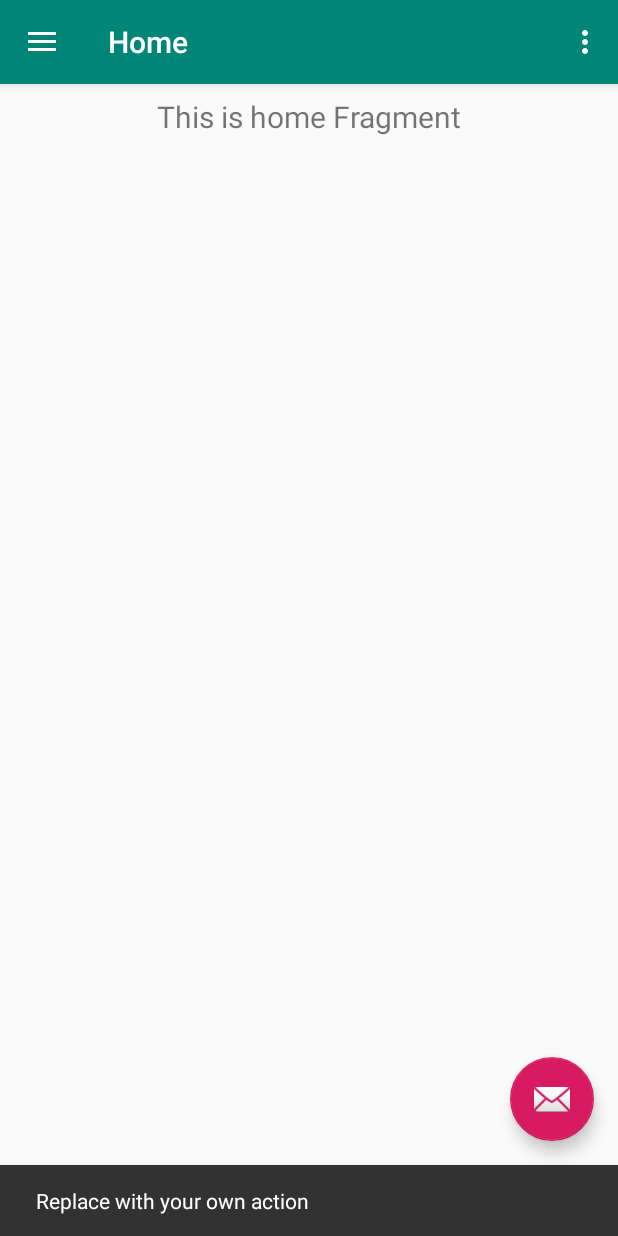
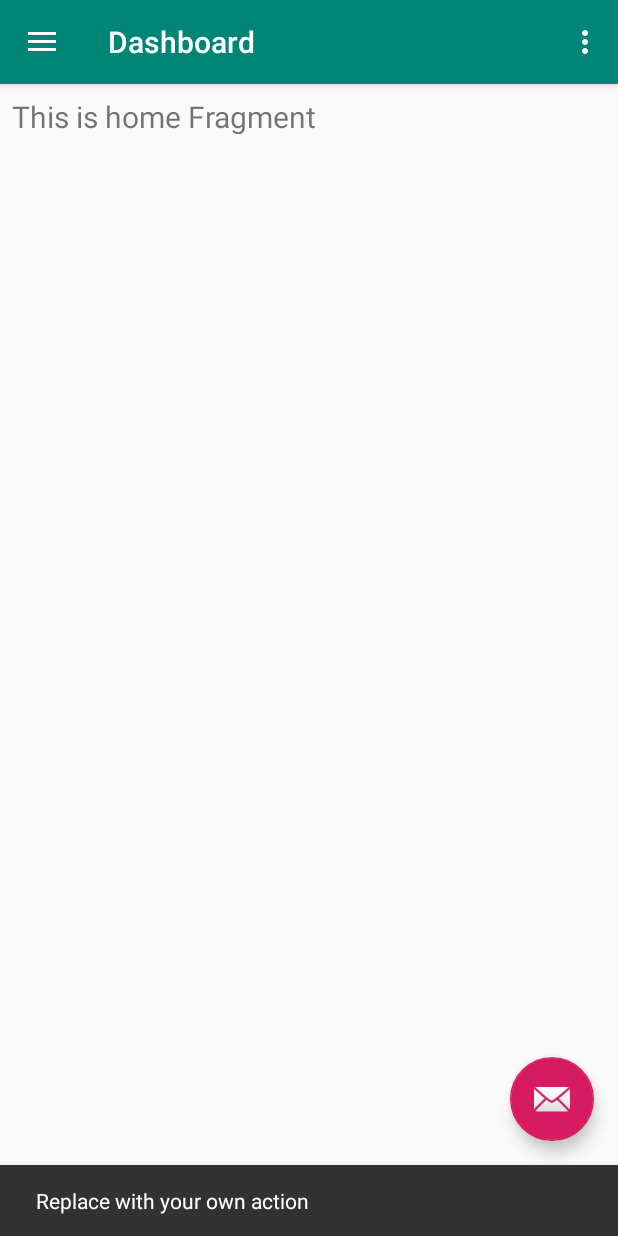
Before and after one commit to Chetanjain10/HashHacks4.0-CIC, an Android app: the screen it shows after launch (MainActivity), after a tap on an icon or button, on a phone screen of 412 x 824 dp. Run offline under Robolectric (Android 15) with nearby library versions, the phone set to English and light mode, and no system bars; our stand-ins replace navigation-ui.

Commit message:
Made Nav-bar

```diff
--- a/UserApp/app/src/main/java/com/example/userapp/MainActivity.kt
+++ b/UserApp/app/src/main/java/com/example/userapp/MainActivity.kt
@@ -36,8 +36,8 @@ class MainActivity : AppCompatActivity() {
         // menu should be considered as top level destinations.
         appBarConfiguration = AppBarConfiguration(
             setOf(
-                R.id.nav_home, R.id.nav_gallery, R.id.nav_slideshow,
-                R.id.nav_tools, R.id.nav_share, R.id.nav_send
+                R.id.nav_dashboard, R.id.nav_points, R.id.nav_transactions,
+                R.id.nav_profile, R.id.nav_share, R.id.nav_send
             ), drawerLayout
         )
         setupActionBarWithNavController(navController, appBarConfiguration)
--- a/UserApp/app/src/main/res/layout/fragment_gallery.xml
+++ b/UserApp/app/src/main/res/layout/fragment_gallery.xml
@@ -1,6 +1,7 @@
 <?xml version="1.0" encoding="utf-8"?>
-<androidx.constraintlayout.widget.ConstraintLayout xmlns:android="http://schemas.android.com/apk/res/android"
+<LinearLayout xmlns:android="http://schemas.android.com/apk/res/android"
     xmlns:app="http://schemas.android.com/apk/res-auto"
+    xmlns:tools="http://schemas.android.com/tools"
     android:layout_width="match_parent"
     android:layout_height="match_parent">
 
@@ -16,4 +17,11 @@
         app:layout_constraintEnd_toEndOf="parent"
         app:layout_constraintStart_toStartOf="parent"
         app:layout_constraintTop_toTopOf="parent" />
-</androidx.constraintlayout.widget.ConstraintLayout>
+
+    <androidx.recyclerview.widget.RecyclerView
+        android:id="@+id/recyclerView"
+        android:layout_width="match_parent"
+        android:layout_height="match_parent" />
+
+
+</LinearLayout>
--- a/UserApp/app/src/main/res/layout/fragment_home.xml
+++ b/UserApp/app/src/main/res/layout/fragment_home.xml
@@ -3,7 +3,6 @@
     xmlns:app="http://schemas.android.com/apk/res-auto"
     android:layout_width="match_parent"
     android:layout_height="match_parent">
-
     <TextView
         android:id="@+id/text_home"
         android:layout_width="match_parent"
@@ -11,9 +10,9 @@
         android:layout_marginStart="8dp"
         android:layout_marginTop="8dp"
         android:layout_marginEnd="8dp"
-        android:textAlignment="center"
         android:textSize="20sp"
         app:layout_constraintEnd_toEndOf="parent"
         app:layout_constraintStart_toStartOf="parent"
         app:layout_constraintTop_toTopOf="parent" />
+
 </androidx.constraintlayout.widget.ConstraintLayout>
--- a/UserApp/app/src/main/res/layout/nav_header_main.xml
+++ b/UserApp/app/src/main/res/layout/nav_header_main.xml
@@ -24,13 +24,18 @@
         android:layout_width="match_parent"
         android:layout_height="wrap_content"
         android:paddingTop="@dimen/nav_header_vertical_spacing"
-        android:text="@string/nav_header_title"
+        android:text="Id: 42114803118"
         android:textAppearance="@style/TextAppearance.AppCompat.Body1" />
-
+    <TextView
+        android:layout_width="match_parent"
+        android:layout_height="wrap_content"
+        android:paddingTop="@dimen/nav_header_vertical_spacing"
+        android:text="Ramesh Kumar"
+        android:textAppearance="@style/TextAppearance.AppCompat.Body1" />
     <TextView
         android:id="@+id/textView"
         android:layout_width="wrap_content"
         android:layout_height="wrap_content"
-        android:text="@string/nav_header_subtitle" />
+        android:text="rameshkumar09@gmail.com" />
 
 </LinearLayout>
--- a/UserApp/app/src/main/res/menu/activity_main_drawer.xml
+++ b/UserApp/app/src/main/res/menu/activity_main_drawer.xml
@@ -5,21 +5,21 @@
 
     <group android:checkableBehavior="single">
         <item
-            android:id="@+id/nav_home"
+            android:id="@+id/nav_dashboard"
             android:icon="@drawable/ic_menu_camera"
-            android:title="@string/menu_home" />
+            android:title="Dashboard" />
         <item
-            android:id="@+id/nav_gallery"
+            android:id="@+id/nav_points"
             android:icon="@drawable/ic_menu_gallery"
-            android:title="@string/menu_gallery" />
+            android:title="Reedem your Points" />
         <item
-            android:id="@+id/nav_slideshow"
+            android:id="@+id/nav_transactions"
             android:icon="@drawable/ic_menu_slideshow"
-            android:title="@string/menu_slideshow" />
+            android:title="Transactions" />
         <item
-            android:id="@+id/nav_tools"
+            android:id="@+id/nav_profile"
             android:icon="@drawable/ic_menu_manage"
-            android:title="@string/menu_tools" />
+            android:title="My profile" />
     </group>
 
     <item android:title="Communicate">
--- a/UserApp/app/src/main/res/navigation/mobile_navigation.xml
+++ b/UserApp/app/src/main/res/navigation/mobile_navigation.xml
@@ -3,41 +3,41 @@
     xmlns:app="http://schemas.android.com/apk/res-auto"
     xmlns:tools="http://schemas.android.com/tools"
     android:id="@+id/mobile_navigation"
-    app:startDestination="@+id/nav_home">
+    app:startDestination="@+id/nav_dashboard">
 
     <fragment
-        android:id="@+id/nav_home"
+        android:id="@+id/nav_dashboard"
         android:name="com.example.userapp.ui.home.HomeFragment"
-        android:label="@string/menu_home"
+        android:label="Dashboard"
         tools:layout="@layout/fragment_home" />
 
     <fragment
-        android:id="@+id/nav_gallery"
+        android:id="@+id/nav_points"
         android:name="com.example.userapp.ui.gallery.GalleryFragment"
-        android:label="@string/menu_gallery"
+        android:label="Buy Coupons"
         tools:layout="@layout/fragment_gallery" />
 
     <fragment
-        android:id="@+id/nav_slideshow"
+        android:id="@+id/nav_transactions"
         android:name="com.example.userapp.ui.slideshow.SlideshowFragment"
-        android:label="@string/menu_slideshow"
+        android:label="My Transactions"
         tools:layout="@layout/fragment_slideshow" />
 
     <fragment
-        android:id="@+id/nav_tools"
+        android:id="@+id/nav_profile"
         android:name="com.example.userapp.ui.tools.ToolsFragment"
-        android:label="@string/menu_tools"
+        android:label="My profile"
         tools:layout="@layout/fragment_tools" />
 
     <fragment
-        android:id="@+id/nav_share"
+        android:id="@+id/nav_helpdesk"
         android:name="com.example.userapp.ui.share.ShareFragment"
-        android:label="@string/menu_share"
+        android:label="HelpDesk"
         tools:layout="@layout/fragment_share" />
 
     <fragment
-        android:id="@+id/nav_send"
+        android:id="@+id/nav_complaint"
         android:name="com.example.userapp.ui.send.SendFragment"
-        android:label="@string/menu_send"
+        android:label="Submit a Complaint"
         tools:layout="@layout/fragment_send" />
 </navigation>
```
